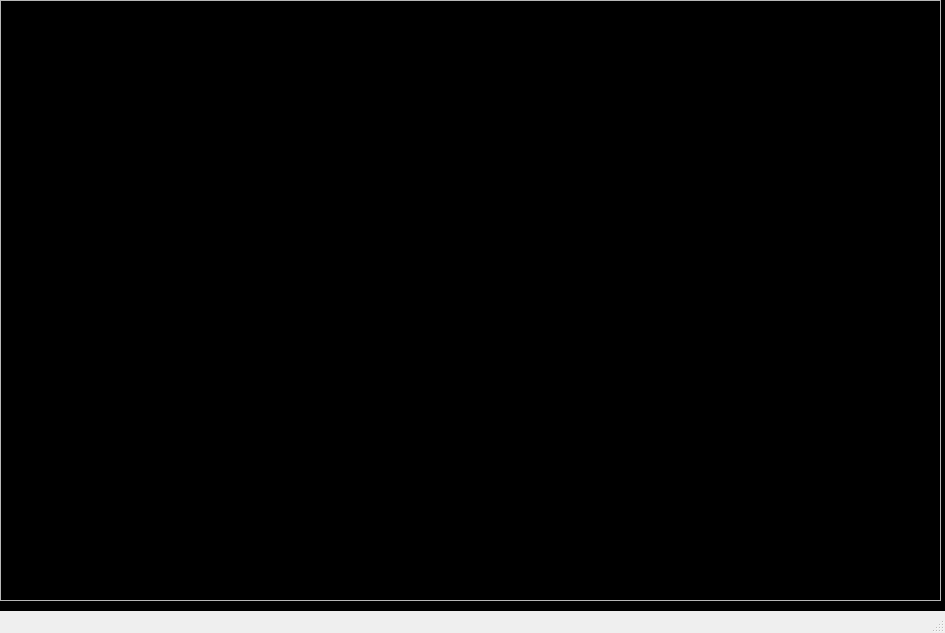
Old version of the form Scanner GUI/ScriptingModule/ScriptSimulator.ui in the repository afylab/nanoSQUID-Scanning-Software.
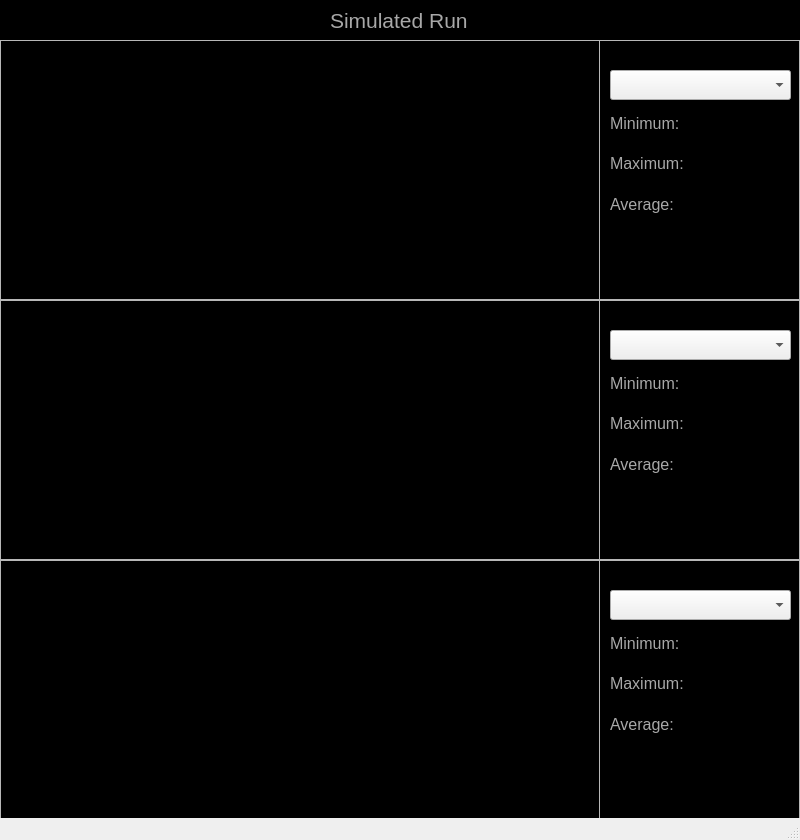
New version of the form.

```diff
--- a/Scanner GUI/ScriptingModule/ScriptSimulator.ui
+++ b/Scanner GUI/ScriptingModule/ScriptSimulator.ui
@@ -6,8 +6,8 @@
    <rect>
     <x>0</x>
     <y>0</y>
-    <width>945</width>
-    <height>633</height>
+    <width>800</width>
+    <height>840</height>
    </rect>
   </property>
   <property name="windowTitle">
@@ -46,9 +46,9 @@
     <property name="geometry">
      <rect>
       <x>0</x>
-      <y>0</y>
-      <width>941</width>
-      <height>601</height>
+      <y>40</y>
+      <width>800</width>
+      <height>780</height>
      </rect>
     </property>
     <property name="autoFillBackground">
@@ -60,17 +60,467 @@
     <property name="frameShadow">
      <enum>QFrame::Raised</enum>
     </property>
-    <widget class="QWidget" name="verticalLayoutWidget">
+    <widget class="QFrame" name="frame_display1">
      <property name="geometry">
       <rect>
        <x>0</x>
        <y>0</y>
-       <width>201</width>
-       <height>601</height>
+       <width>800</width>
+       <height>260</height>
       </rect>
      </property>
-     <layout class="QVBoxLayout" name="verticalLayout"/>
+     <property name="minimumSize">
+      <size>
+       <width>800</width>
+       <height>260</height>
+      </size>
+     </property>
+     <property name="maximumSize">
+      <size>
+       <width>800</width>
+       <height>260</height>
+      </size>
+     </property>
+     <property name="frameShape">
+      <enum>QFrame::StyledPanel</enum>
+     </property>
+     <property name="frameShadow">
+      <enum>QFrame::Raised</enum>
+     </property>
+     <widget class="QFrame" name="plotArea1">
+      <property name="geometry">
+       <rect>
+        <x>0</x>
+        <y>0</y>
+        <width>600</width>
+        <height>260</height>
+       </rect>
+      </property>
+      <property name="frameShape">
+       <enum>QFrame::StyledPanel</enum>
+      </property>
+      <property name="frameShadow">
+       <enum>QFrame::Raised</enum>
+      </property>
+     </widget>
+     <widget class="QWidget" name="gridLayoutWidget">
+      <property name="geometry">
+       <rect>
+        <x>610</x>
+        <y>30</y>
+        <width>181</width>
+        <height>151</height>
+       </rect>
+      </property>
+      <layout class="QGridLayout" name="grid_stats_1">
+       <item row="1" column="0" colspan="2">
+        <widget class="QComboBox" name="var_select_1">
+         <property name="minimumSize">
+          <size>
+           <width>0</width>
+           <height>30</height>
+          </size>
+         </property>
+        </widget>
+       </item>
+       <item row="2" column="0">
+        <widget class="QLabel" name="static_min_1">
+         <property name="font">
+          <font>
+           <pointsize>12</pointsize>
+          </font>
+         </property>
+         <property name="styleSheet">
+          <string notr="true"/>
+         </property>
+         <property name="text">
+          <string>Minimum:</string>
+         </property>
+        </widget>
+       </item>
+       <item row="4" column="0">
+        <widget class="QLabel" name="static_mean_1">
+         <property name="font">
+          <font>
+           <pointsize>12</pointsize>
+          </font>
+         </property>
+         <property name="styleSheet">
+          <string notr="true"/>
+         </property>
+         <property name="text">
+          <string>Average:</string>
+         </property>
+        </widget>
+       </item>
+       <item row="3" column="0">
+        <widget class="QLabel" name="static_max_1">
+         <property name="font">
+          <font>
+           <pointsize>12</pointsize>
+          </font>
+         </property>
+         <property name="styleSheet">
+          <string notr="true"/>
+         </property>
+         <property name="text">
+          <string>Maximum:</string>
+         </property>
+        </widget>
+       </item>
+       <item row="2" column="1">
+        <widget class="QLabel" name="label_min_1">
+         <property name="font">
+          <font>
+           <pointsize>12</pointsize>
+          </font>
+         </property>
+         <property name="text">
+          <string> </string>
+         </property>
+        </widget>
+       </item>
+       <item row="3" column="1">
+        <widget class="QLabel" name="label_max_1">
+         <property name="font">
+          <font>
+           <pointsize>12</pointsize>
+          </font>
+         </property>
+         <property name="text">
+          <string/>
+         </property>
+        </widget>
+       </item>
+       <item row="4" column="1">
+        <widget class="QLabel" name="label_avg_1">
+         <property name="font">
+          <font>
+           <pointsize>12</pointsize>
+          </font>
+         </property>
+         <property name="text">
+          <string/>
+         </property>
+        </widget>
+       </item>
+      </layout>
+     </widget>
     </widget>
+    <widget class="QFrame" name="frame_display_2">
+     <property name="geometry">
+      <rect>
+       <x>0</x>
+       <y>260</y>
+       <width>800</width>
+       <height>260</height>
+      </rect>
+     </property>
+     <property name="minimumSize">
+      <size>
+       <width>800</width>
+       <height>260</height>
+      </size>
+     </property>
+     <property name="maximumSize">
+      <size>
+       <width>800</width>
+       <height>260</height>
+      </size>
+     </property>
+     <property name="frameShape">
+      <enum>QFrame::StyledPanel</enum>
+     </property>
+     <property name="frameShadow">
+      <enum>QFrame::Raised</enum>
+     </property>
+     <widget class="QFrame" name="plotArea2">
+      <property name="geometry">
+       <rect>
+        <x>0</x>
+        <y>0</y>
+        <width>600</width>
+        <height>260</height>
+       </rect>
+      </property>
+      <property name="frameShape">
+       <enum>QFrame::StyledPanel</enum>
+      </property>
+      <property name="frameShadow">
+       <enum>QFrame::Raised</enum>
+      </property>
+     </widget>
+     <widget class="QWidget" name="gridLayoutWidget_2">
+      <property name="geometry">
+       <rect>
+        <x>610</x>
+        <y>30</y>
+        <width>181</width>
+        <height>151</height>
+       </rect>
+      </property>
+      <layout class="QGridLayout" name="grid_stats_2">
+       <item row="1" column="0" colspan="2">
+        <widget class="QComboBox" name="var_select_2">
+         <property name="minimumSize">
+          <size>
+           <width>0</width>
+           <height>30</height>
+          </size>
+         </property>
+        </widget>
+       </item>
+       <item row="2" column="0">
+        <widget class="QLabel" name="static_min_2">
+         <property name="font">
+          <font>
+           <pointsize>12</pointsize>
+          </font>
+         </property>
+         <property name="styleSheet">
+          <string notr="true"/>
+         </property>
+         <property name="text">
+          <string>Minimum:</string>
+         </property>
+        </widget>
+       </item>
+       <item row="4" column="0">
+        <widget class="QLabel" name="static_mean_2">
+         <property name="font">
+          <font>
+           <pointsize>12</pointsize>
+          </font>
+         </property>
+         <property name="styleSheet">
+          <string notr="true"/>
+         </property>
+         <property name="text">
+          <string>Average:</string>
+         </property>
+        </widget>
+       </item>
+       <item row="3" column="0">
+        <widget class="QLabel" name="static_max_2">
+         <property name="font">
+          <font>
+           <pointsize>12</pointsize>
+          </font>
+         </property>
+         <property name="styleSheet">
+          <string notr="true"/>
+         </property>
+         <property name="text">
+          <string>Maximum:</string>
+         </property>
+        </widget>
+       </item>
+       <item row="2" column="1">
+        <widget class="QLabel" name="label_min_2">
+         <property name="font">
+          <font>
+           <pointsize>12</pointsize>
+          </font>
+         </property>
+         <property name="text">
+          <string/>
+         </property>
+        </widget>
+       </item>
+       <item row="3" column="1">
+        <widget class="QLabel" name="label_max_2">
+         <property name="font">
+          <font>
+           <pointsize>12</pointsize>
+          </font>
+         </property>
+         <property name="text">
+          <string/>
+         </property>
+        </widget>
+       </item>
+       <item row="4" column="1">
+        <widget class="QLabel" name="label_avg_2">
+         <property name="font">
+          <font>
+           <pointsize>12</pointsize>
+          </font>
+         </property>
+         <property name="text">
+          <string/>
+         </property>
+        </widget>
+       </item>
+      </layout>
+     </widget>
+    </widget>
+    <widget class="QFrame" name="frame_display_3">
+     <property name="geometry">
+      <rect>
+       <x>0</x>
+       <y>520</y>
+       <width>800</width>
+       <height>260</height>
+      </rect>
+     </property>
+     <property name="minimumSize">
+      <size>
+       <width>800</width>
+       <height>260</height>
+      </size>
+     </property>
+     <property name="maximumSize">
+      <size>
+       <width>800</width>
+       <height>260</height>
+      </size>
+     </property>
+     <property name="frameShape">
+      <enum>QFrame::StyledPanel</enum>
+     </property>
+     <property name="frameShadow">
+      <enum>QFrame::Raised</enum>
+     </property>
+     <widget class="QFrame" name="plotArea3">
+      <property name="geometry">
+       <rect>
+        <x>0</x>
+        <y>0</y>
+        <width>600</width>
+        <height>260</height>
+       </rect>
+      </property>
+      <property name="frameShape">
+       <enum>QFrame::StyledPanel</enum>
+      </property>
+      <property name="frameShadow">
+       <enum>QFrame::Raised</enum>
+      </property>
+     </widget>
+     <widget class="QWidget" name="gridLayoutWidget_3">
+      <property name="geometry">
+       <rect>
+        <x>610</x>
+        <y>30</y>
+        <width>181</width>
+        <height>151</height>
+       </rect>
+      </property>
+      <layout class="QGridLayout" name="grid_stats_3">
+       <item row="1" column="0" colspan="2">
+        <widget class="QComboBox" name="var_select_3">
+         <property name="minimumSize">
+          <size>
+           <width>0</width>
+           <height>30</height>
+          </size>
+         </property>
+        </widget>
+       </item>
+       <item row="2" column="0">
+        <widget class="QLabel" name="static_min_3">
+         <property name="font">
+          <font>
+           <pointsize>12</pointsize>
+          </font>
+         </property>
+         <property name="styleSheet">
+          <string notr="true"/>
+         </property>
+         <property name="text">
+          <string>Minimum:</string>
+         </property>
+        </widget>
+       </item>
+       <item row="4" column="0">
+        <widget class="QLabel" name="static_mean_3">
+         <property name="font">
+          <font>
+           <pointsize>12</pointsize>
+          </font>
+         </property>
+         <property name="styleSheet">
+          <string notr="true"/>
+         </property>
+         <property name="text">
+          <string>Average:</string>
+         </property>
+        </widget>
+       </item>
+       <item row="3" column="0">
+        <widget class="QLabel" name="static_max_3">
+         <property name="font">
+          <font>
+           <pointsize>12</pointsize>
+          </font>
+         </property>
+         <property name="styleSheet">
+          <string notr="true"/>
+         </property>
+         <property name="text">
+          <string>Maximum:</string>
+         </property>
+        </widget>
+       </item>
+       <item row="2" column="1">
+        <widget class="QLabel" name="label_min_3">
+         <property name="font">
+          <font>
+           <pointsize>12</pointsize>
+          </font>
+         </property>
+         <property name="text">
+          <string/>
+         </property>
+        </widget>
+       </item>
+       <item row="3" column="1">
+        <widget class="QLabel" name="label_max_3">
+         <property name="font">
+          <font>
+           <pointsize>12</pointsize>
+          </font>
+         </property>
+         <property name="text">
+          <string/>
+         </property>
+        </widget>
+       </item>
+       <item row="4" column="1">
+        <widget class="QLabel" name="label_avg_3">
+         <property name="font">
+          <font>
+           <pointsize>12</pointsize>
+          </font>
+         </property>
+         <property name="text">
+          <string/>
+         </property>
+        </widget>
+       </item>
+      </layout>
+     </widget>
+    </widget>
+   </widget>
+   <widget class="QLabel" name="label">
+    <property name="geometry">
+     <rect>
+      <x>330</x>
+      <y>5</y>
+      <width>140</width>
+      <height>30</height>
+     </rect>
+    </property>
+    <property name="font">
+     <font>
+      <pointsize>16</pointsize>
+      <weight>50</weight>
+      <bold>false</bold>
+     </font>
+    </property>
+    <property name="text">
+     <string>Simulated Run</string>
+    </property>
    </widget>
   </widget>
   <widget class="QStatusBar" name="statusbar"/>
```
Left out of the diff: 2 changed lines with no effect on the pictures.
